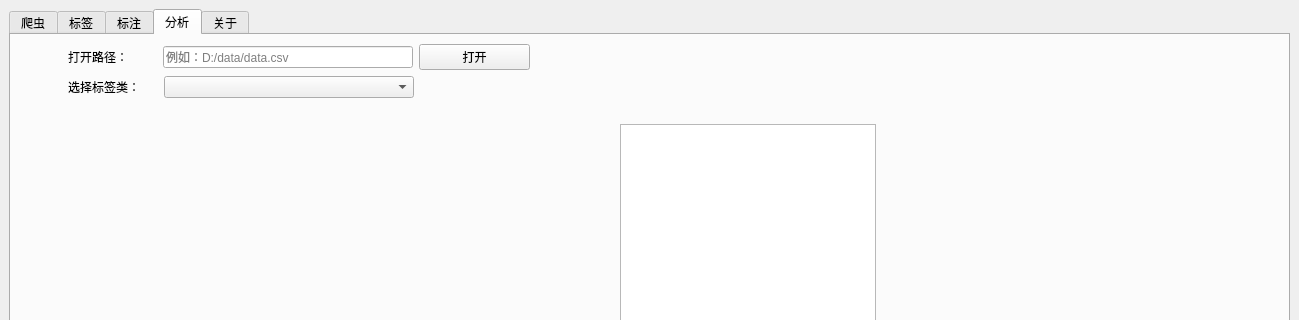
Above: code/MainUI.ui from Group-9-homwork/HomeWork before the change; both pictures show x 0 to 1299 and y 0 to 320 of the 1299 by 709 pixel window. Below: the same form after it.
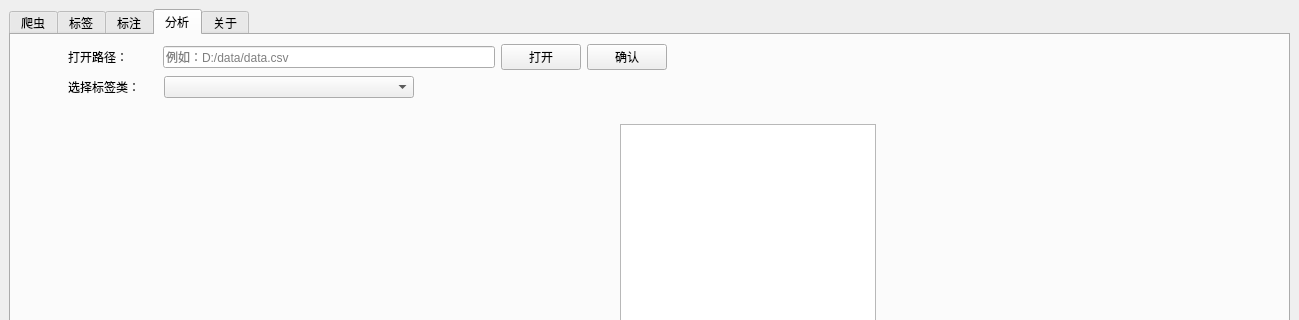
That is the form after the change. The open tabs and pages were chosen to show the change.

```diff
--- a/code/MainUI.ui
+++ b/code/MainUI.ui
@@ -460,7 +460,7 @@
           <item>
            <layout class="QHBoxLayout" name="ana_hL_3">
             <property name="rightMargin">
-             <number>700</number>
+             <number>563</number>
             </property>
             <item>
              <widget class="QLabel" name="ana_l_open">
@@ -484,14 +484,14 @@
             <item>
              <widget class="QLineEdit" name="ana_lE_path">
               <property name="sizePolicy">
-               <sizepolicy hsizetype="Fixed" vsizetype="Fixed">
+               <sizepolicy hsizetype="Minimum" vsizetype="Fixed">
                 <horstretch>0</horstretch>
                 <verstretch>0</verstretch>
                </sizepolicy>
               </property>
               <property name="minimumSize">
                <size>
-                <width>250</width>
+                <width>39</width>
                 <height>0</height>
                </size>
               </property>
@@ -502,11 +502,30 @@
             </item>
             <item>
              <widget class="QPushButton" name="ana_pB_open">
+              <property name="sizePolicy">
+               <sizepolicy hsizetype="Fixed" vsizetype="Fixed">
+                <horstretch>1</horstretch>
+                <verstretch>0</verstretch>
+               </sizepolicy>
+              </property>
               <property name="text">
                <string>打开</string>
               </property>
              </widget>
             </item>
+            <item>
+             <widget class="QPushButton" name="ana_pB_yes">
+              <property name="sizePolicy">
+               <sizepolicy hsizetype="Fixed" vsizetype="Fixed">
+                <horstretch>1</horstretch>
+                <verstretch>0</verstretch>
+               </sizepolicy>
+              </property>
+              <property name="text">
+               <string>确认</string>
+              </property>
+             </widget>
+            </item>
            </layout>
           </item>
           <item>
```
Left out of the diff: 11 changed lines with no effect on the pictures.
